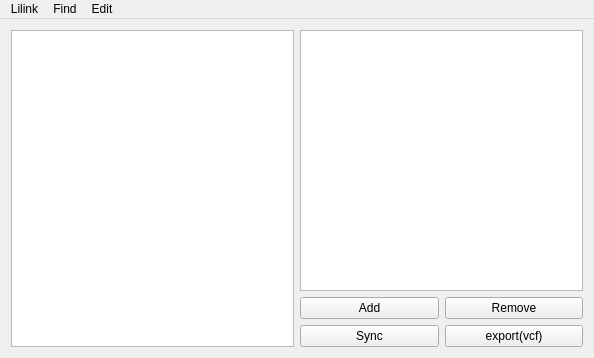
Before: the Qt Designer form Client/client_gui/src/mainwindow.ui in zyoohv/Lilink, drawn with Qt 5.
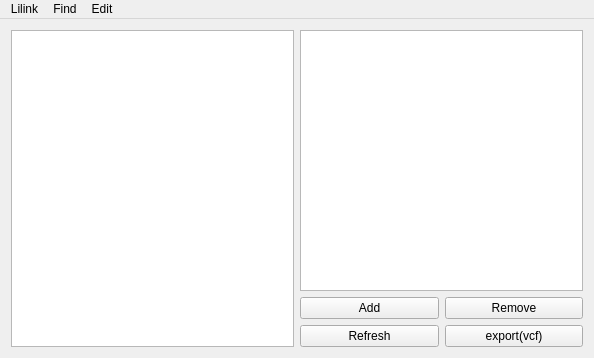
After: the same form once the commit is applied.

What changed in the file:
```diff
--- a/Client/client_gui/src/mainwindow.ui
+++ b/Client/client_gui/src/mainwindow.ui
@@ -70,7 +70,7 @@
         <item row="1" column="0">
          <widget class="QPushButton" name="buttonSync">
           <property name="text">
-           <string>Sync</string>
+           <string>Refresh</string>
           </property>
          </widget>
         </item>
```
Left out of the diff: 4 changed lines with no effect on the pictures.
